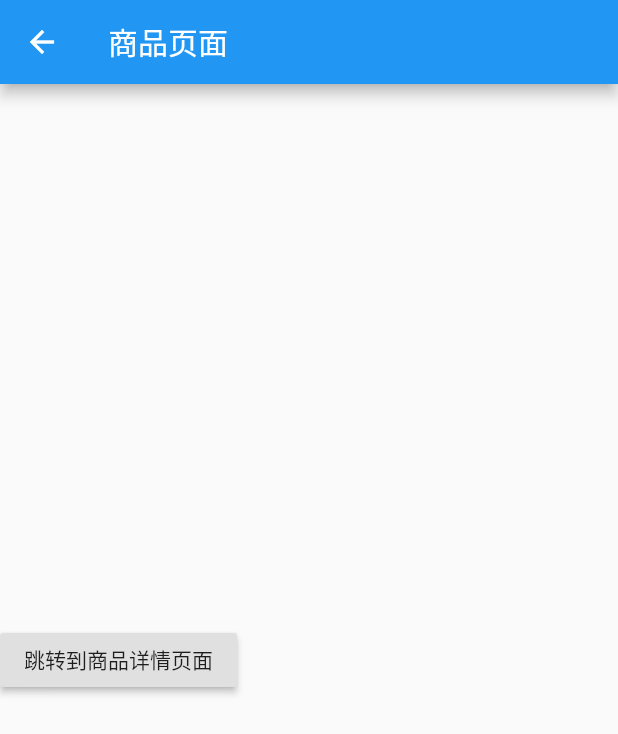
After one commit to kailaisi/flutter_study, a Flutter app: the screen it shows after launch, after a tap on "商品详情", on a phone screen of 412 x 824 dp. The commit adds this screen. Shown: the top 734 px of the screen. Run offline on Flutter 3.47's test engine with Material 2 defaults, Android fonts, the phone set to English and light mode, and no system bars; network calls fail.

Commit message:
命名路由传值

```diff
--- /dev/null
+++ b/lib/learn/statefull/pages/Product.dart
@@ -0,0 +1,32 @@
+import 'package:flutter/material.dart';
+
+//商品页面
+class ProductPage extends StatefulWidget {
+  ProductPage({Key key}) : super(key: key);
+
+  @override
+  _ProductPageState createState() => _ProductPageState();
+}
+
+class _ProductPageState extends State<ProductPage> {
+  @override
+  Widget build(BuildContext context) {
+    return Scaffold(
+      appBar: AppBar(
+        title: Text("商品页面"),
+      ),
+      body: Column(
+          crossAxisAlignment: CrossAxisAlignment.center,
+          mainAxisAlignment: MainAxisAlignment.center,
+          children: [
+            RaisedButton(
+              onPressed: () {
+                Navigator.pushNamed(context, "/product_detail",
+                    arguments: {"id": 123});
+              },
+              child: Text("跳转到商品详情页面"),
+            ),
+          ]),
+    );
+  }
+}
--- a/lib/learn/statefull/pages/tabs/Category.dart
+++ b/lib/learn/statefull/pages/tabs/Category.dart
@@ -17,10 +17,21 @@ class _CategoryPageState extends State<CategoryPage> {
       children: [
         RaisedButton(
           onPressed: () {
-            Navigator.of(context)
-                .push(MaterialPageRoute(builder: (context) => FormPage()));
+            Navigator.of(context).push(MaterialPageRoute(
+                builder: (context) =>
+                    FormPage(arguments: {"title": "路由命名跳转"})));
           },
           child: Text("跳转到表单页面"),
+        ),
+        SizedBox(
+          height: 30,
+        ),
+        RaisedButton(
+          onPressed: () {
+            Navigator.pushNamed(context, '/form',
+                arguments: {"title": "我是路由命名跳转"});
+          },
+          child: Text("命名路由跳转"),
         ),
       ],
     );
--- a/lib/learn/statefull/pages/tabs/Home.dart
+++ b/lib/learn/statefull/pages/tabs/Home.dart
@@ -26,6 +26,21 @@ class _HomePageState extends State<HomePage> {
           SizedBox(
             height: 30,
           ),
+          RaisedButton(
+            onPressed: () {
+              Navigator.pushNamed(context, '/search');
+            },
+            child: Text("命名路由跳转"),
+          ),
+          SizedBox(
+            height: 10,
+          ),
+          RaisedButton(
+            onPressed: () {
+              Navigator.pushNamed(context, '/product');
+            },
+            child: Text("商品详情"),
+          ),
         ]);
   }
 }
--- /dev/null
+++ b/lib/routes/Routes.dart
@@ -0,0 +1,34 @@
+import 'package:flutter_info/learn/statefull/pages/BottomBar.dart';
+import 'package:flutter_info/learn/statefull/pages/From.dart';
+import 'package:flutter_info/learn/statefull/pages/Product.dart';
+import 'package:flutter_info/learn/statefull/pages/ProductDetail.dart';
+import 'package:flutter_info/learn/statefull/pages/Search.dart';
+import 'package:flutter/material.dart';
+
+//统一的路由管理
+final routers = {
+  '/': (context) => TabWidget(),
+  '/form': (context, {arguments}) => FormPage(arguments: arguments),
+  '/search': (context) => SearchPage(),
+  '/product': (context) => ProductPage(),
+  '/product_detail': (context, {arguments}) => ProductDetail(arguments),
+};
+
+//统一的路由传参跳转处理
+var onGenerateRoute = (RouteSettings settings) {
+  //统一处理
+  String name = settings.name;
+  Function pageContentBuilder = routers[name];
+  if (pageContentBuilder != null) {
+    if (settings.arguments != null) {
+      Route route = MaterialPageRoute(
+          builder: (context) =>
+              pageContentBuilder(context, arguments: settings.arguments));
+      return route;
+    } else {
+      Route route =
+          MaterialPageRoute(builder: (context) => pageContentBuilder(context));
+      return route;
+    }
+  }
+};
```
Also changed, not shown: lib/learn/statefull/pages/From.dart (+13 -4 lines), lib/learn/statefull/pages/ProductDetail.dart (added, +26 -0 lines), lib/main.dart (+4 -35 lines).
